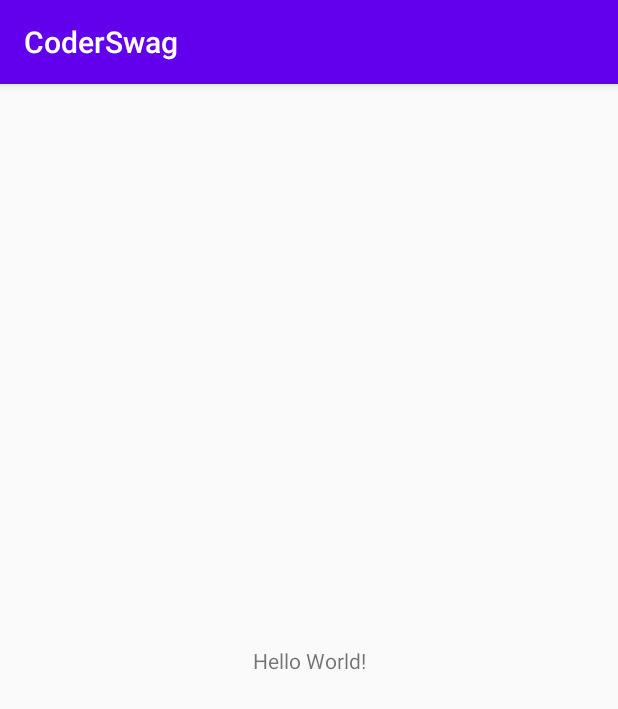
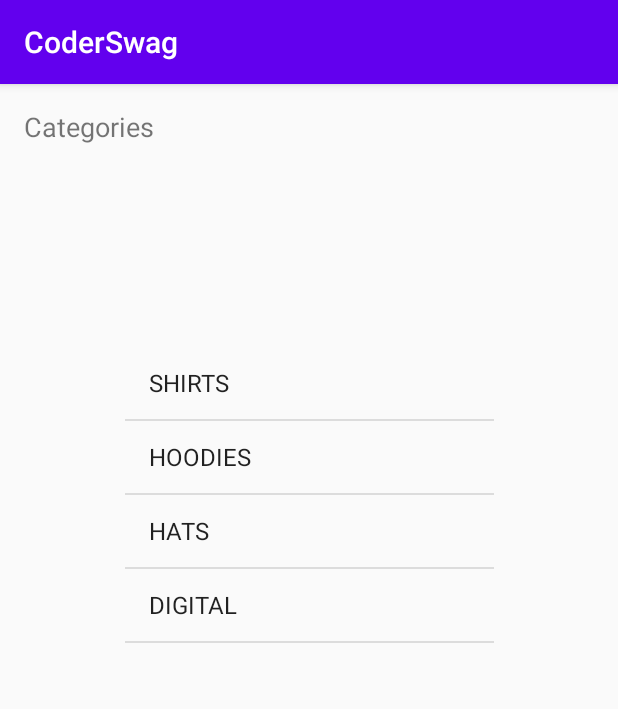
Before and after one commit to adamboyer/CoderSwag, an Android app: the screen it shows after launch (MainActivity), on a phone screen of 412 x 824 dp. Shown: the top 709 px of the screen. Run offline under Robolectric (Android 15) with nearby library versions, the phone set to English and light mode, and no system bars.

Commit message:
lesson 02

```diff
--- a/app/src/main/java/com/example/coderswag/Controller/MainActivity.kt
+++ b/app/src/main/java/com/example/coderswag/Controller/MainActivity.kt
@@ -2,11 +2,24 @@ package com.example.coderswag.Controller
 
 import androidx.appcompat.app.AppCompatActivity
 import android.os.Bundle
+import android.widget.ArrayAdapter
+import com.example.coderswag.Model.Category
 import com.example.coderswag.R
+import com.example.coderswag.Services.DataService
+import kotlinx.android.synthetic.main.activity_main.*
 
 class MainActivity : AppCompatActivity() {
+
+    lateinit var adapter: ArrayAdapter<Category>
+
     override fun onCreate(savedInstanceState: Bundle?) {
         super.onCreate(savedInstanceState)
         setContentView(R.layout.activity_main)
+
+        adapter = ArrayAdapter(this,
+            android.R.layout.simple_list_item_1,
+            DataService.categories)
+
+        categoryListView.adapter = adapter
     }
 }
--- a/app/src/main/java/com/example/coderswag/Model/Category.kt
+++ b/app/src/main/java/com/example/coderswag/Model/Category.kt
@@ -1,3 +1,7 @@
 package com.example.coderswag.Model
 
-class Category (val title: String, val image: String)
+class Category (val title: String, val image: String) {
+    override fun toString() : String {
+        return title
+    }
+}
--- a/app/src/main/res/layout/activity_main.xml
+++ b/app/src/main/res/layout/activity_main.xml
@@ -7,12 +7,24 @@
     tools:context=".Controller.MainActivity">
 
     <TextView
+        android:id="@+id/textView"
         android:layout_width="wrap_content"
         android:layout_height="wrap_content"
-        android:text="Hello World!"
-        app:layout_constraintBottom_toBottomOf="parent"
+        android:layout_marginLeft="16dp"
+        android:layout_marginTop="16dp"
+        android:text="Categories"
+        android:textSize="18sp"
         app:layout_constraintLeft_toLeftOf="parent"
-        app:layout_constraintRight_toRightOf="parent"
         app:layout_constraintTop_toTopOf="parent" />
 
+    <ListView
+        android:id="@+id/categoryListView"
+        android:layout_width="246dp"
+        android:layout_height="490dp"
+        android:layout_marginTop="32dp"
+        app:layout_constraintBottom_toBottomOf="parent"
+        app:layout_constraintEnd_toEndOf="parent"
+        app:layout_constraintStart_toStartOf="parent"
+        app:layout_constraintTop_toBottomOf="@+id/textView" />
+
 </androidx.constraintlayout.widget.ConstraintLayout>
```
Also changed, not shown: app/src/main/res/layout/category_list_item.xml (added, +34 -0 lines), app/src/main/res/Mockup/Screenshot_1503509016.png (deleted), 1 other file.
